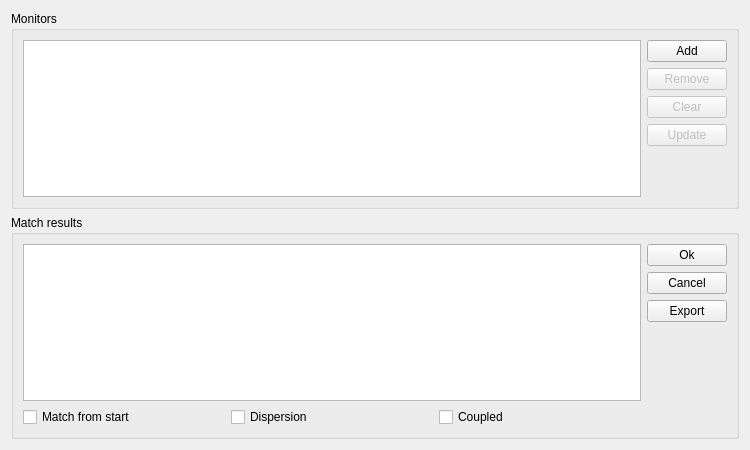
This is madgui/online/emittance.ui in hibtc/madgui as Qt 5 draws it before an edit. The edited form follows.
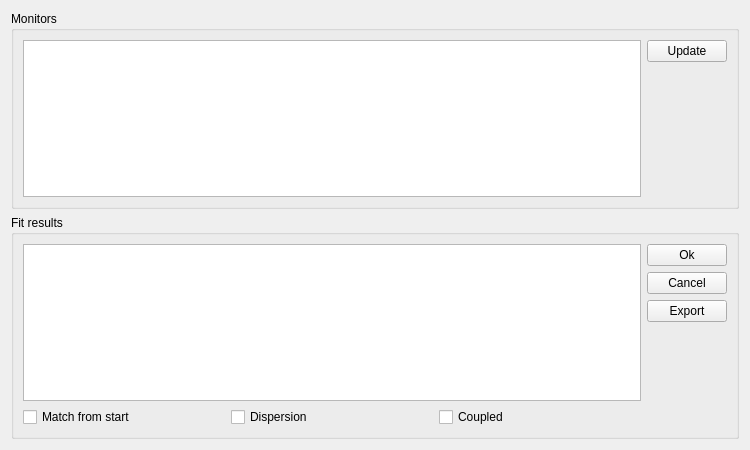
This is the edited form. Custom widgets are drawn as their Qt base class.

Commit message: Use check column for selecting dialogs for emittance matching

What changed in the file:
```diff
--- a/madgui/online/emittance.ui
+++ b/madgui/online/emittance.ui
@@ -25,38 +25,8 @@
       </item>
       <item>
        <layout class="QVBoxLayout">
-        <item>
-         <widget class="QPushButton" name="button_add_monitor">
-          <property name="text">
-           <string>Add</string>
-          </property>
-         </widget>
-        </item>
-        <item>
-         <widget class="QPushButton" name="button_remove_monitor">
-          <property name="enabled">
-           <bool>false</bool>
-          </property>
-          <property name="text">
-           <string>Remove</string>
-          </property>
-         </widget>
-        </item>
-        <item>
-         <widget class="QPushButton" name="button_clear_monitor">
-          <property name="enabled">
-           <bool>false</bool>
-          </property>
-          <property name="text">
-           <string>Clear</string>
-          </property>
-         </widget>
-        </item>
         <item>
          <widget class="QPushButton" name="button_update_monitor">
-          <property name="enabled">
-           <bool>false</bool>
-          </property>
           <property name="text">
            <string>Update</string>
           </property>
@@ -83,7 +53,7 @@
    <item>
     <widget class="QGroupBox">
      <property name="title">
-      <string>Match results</string>
+      <string>Fit results</string>
      </property>
      <layout class="QGridLayout">
       <item row="0" column="0">
```
The commit also changes 2 other files.
